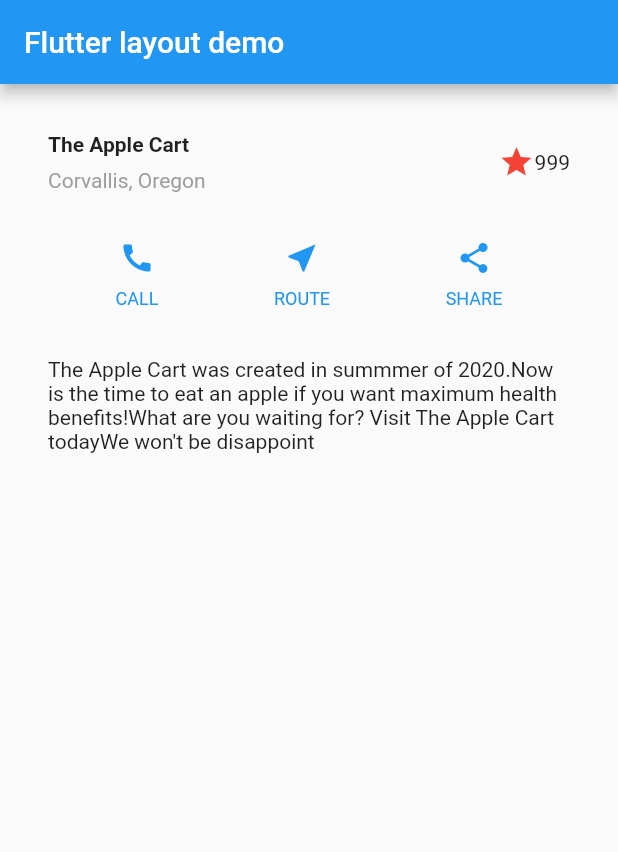
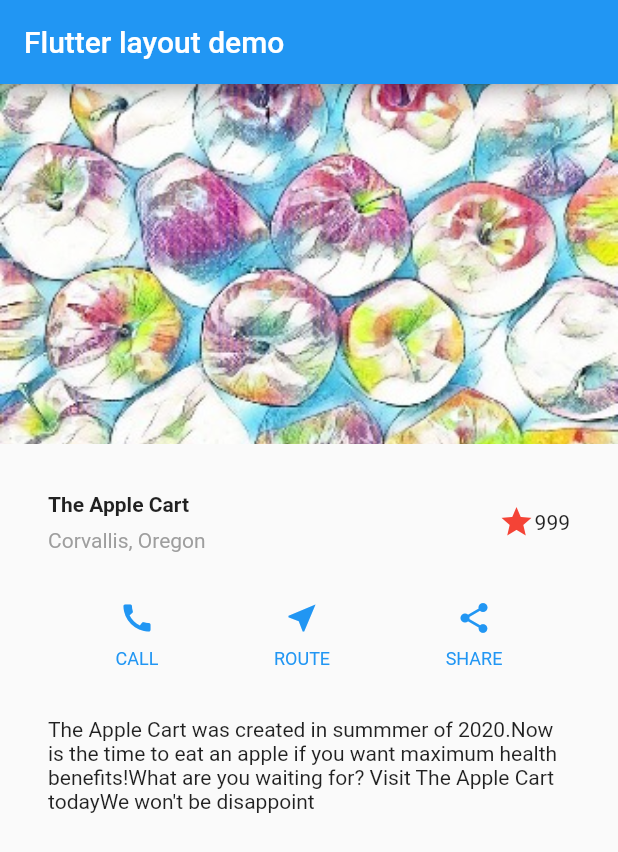
Before and after one commit to yangellen/layouts, a Flutter app: the screen it shows after launch, on a phone screen of 412 x 824 dp. Shown: the top 852 px of the screen. Run offline on Flutter 3.47's test engine with Material 2 defaults, Android fonts, the phone set to English and light mode, and no system bars.

Commit message:
add picture

```diff
--- a/lib/app.dart
+++ b/lib/app.dart
@@ -13,6 +13,12 @@ class App extends StatelessWidget {
         ),
         body: Column(
           children: [
+            Image.asset(
+              'images/color_apple.jpg',
+              width: 600,
+              height: 240,
+              fit: BoxFit.cover,
+            ),
             TitleSection(),
             ButtonSection(),
             TextSection(),
--- a/pubspec.yaml
+++ b/pubspec.yaml
@@ -43,6 +43,8 @@ flutter:
   # included with your application, so that you can use the icons in
   # the material Icons class.
   uses-material-design: true
+  assets:
+    - images/color_apple.jpg
 
   # To add assets to your application, add an assets section, like this:
   # assets:
```
Also changed, not shown: images/color_apple.jpg (added).
